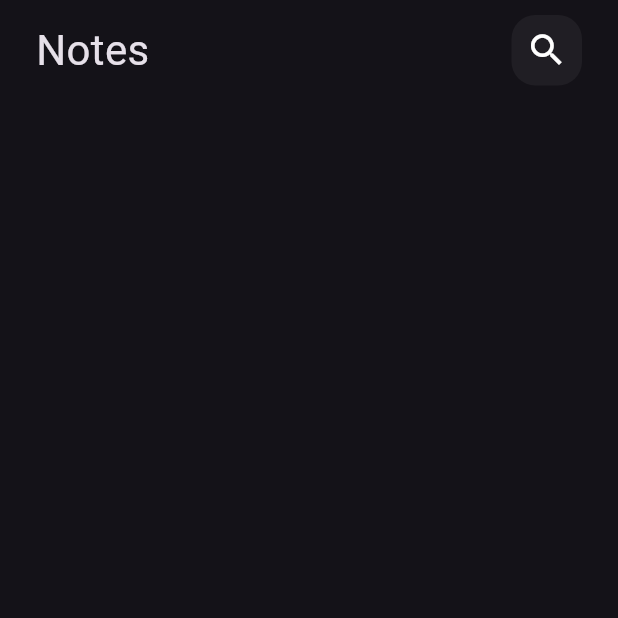
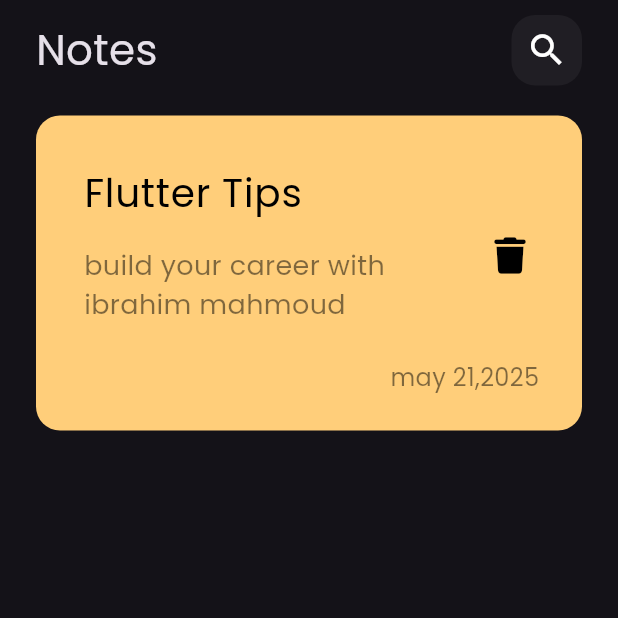
Before and after one commit to IbrahimMahmoud2023/notes_learn, a Flutter app: the screen it shows after launch, on a phone screen of 412 x 824 dp, the top half of it. Run offline on Flutter 3.47's test engine with Material 3 defaults, Android fonts, the phone set to English and light mode, and no system bars; our stand-ins replace font_awesome_flutter.

Commit message:
create custom note item

```diff
--- a/lib/main.dart
+++ b/lib/main.dart
@@ -16,9 +16,11 @@
       title: 'Flutter Demo',
       theme: ThemeData(
          brightness: Brightness.dark,
+        fontFamily: 'Poppins',
 
       ),
-      home: NotesView()
+      home: NotesView(),
+
     );
   }
 }
--- /dev/null
+++ b/lib/widgets/custom_note_item.dart
@@ -0,0 +1,52 @@
+import 'package:flutter/material.dart';
+import 'package:font_awesome_flutter/font_awesome_flutter.dart';
+
+class NoteItem extends StatelessWidget {
+  const NoteItem({super.key});
+
+  @override
+  Widget build(BuildContext context) {
+    return Container(
+      padding: EdgeInsets.only(top: 24, bottom: 24, left: 16),
+      decoration: BoxDecoration(
+        color: Color(0XffFFCE7A),
+        borderRadius: BorderRadius.circular(16),
+      ),
+      child: Column(
+        crossAxisAlignment: CrossAxisAlignment.end,
+        children: [
+          ListTile(
+            title: Text(
+              'Flutter Tips',
+              style: TextStyle(color: Colors.black, fontSize: 26),
+            ),
+            subtitle: Padding(
+              padding: const EdgeInsets.only(top: 16, bottom: 16),
+              child: Text(
+                'build your career with ibrahim mahmoud',
+                style: TextStyle(
+                  color: Colors.black.withOpacity(0.5),
+                  fontSize: 18,
+                ),
+              ),
+            ),
+            trailing: IconButton(
+              onPressed: () {},
+              icon: Icon(FontAwesomeIcons.trash, color: Colors.black, size: 24),
+            ),
+          ),
+          Padding(
+            padding: const EdgeInsets.only(right: 24),
+            child: Text(
+              'may 21,2025 ',
+              style: TextStyle(
+                color: Colors.black.withOpacity(0.5),
+                fontSize: 16,
+              ),
+            ),
+          ),
+        ],
+      ),
+    );
+  }
+}
--- a/lib/widgets/notes_view_body.dart
+++ b/lib/widgets/notes_view_body.dart
@@ -1,6 +1,8 @@
 import 'package:flutter/material.dart';
+import 'package:font_awesome_flutter/font_awesome_flutter.dart';
 import 'package:notes_learn/widgets/custom_app_bar.dart';
 
+import 'custom_note_item.dart';
 
 class NotesViewBody extends StatelessWidget {
   const NotesViewBody({super.key});
@@ -8,10 +10,12 @@
   @override
   Widget build(BuildContext context) {
     return Column(
-        children: [
-          SizedBox(height: 10),
-          CustomAppBar(),
-        ],
+      children: [
+        SizedBox(height: 10),
+        CustomAppBar(),
+        SizedBox(height: 20),
+        NoteItem(),
+      ],
     );
   }
 }
```
Also changed, not shown: pubspec.yaml (+5 -4 lines), assets/fonts/Poppins-Regular.ttf (added), pubspec.lock.
